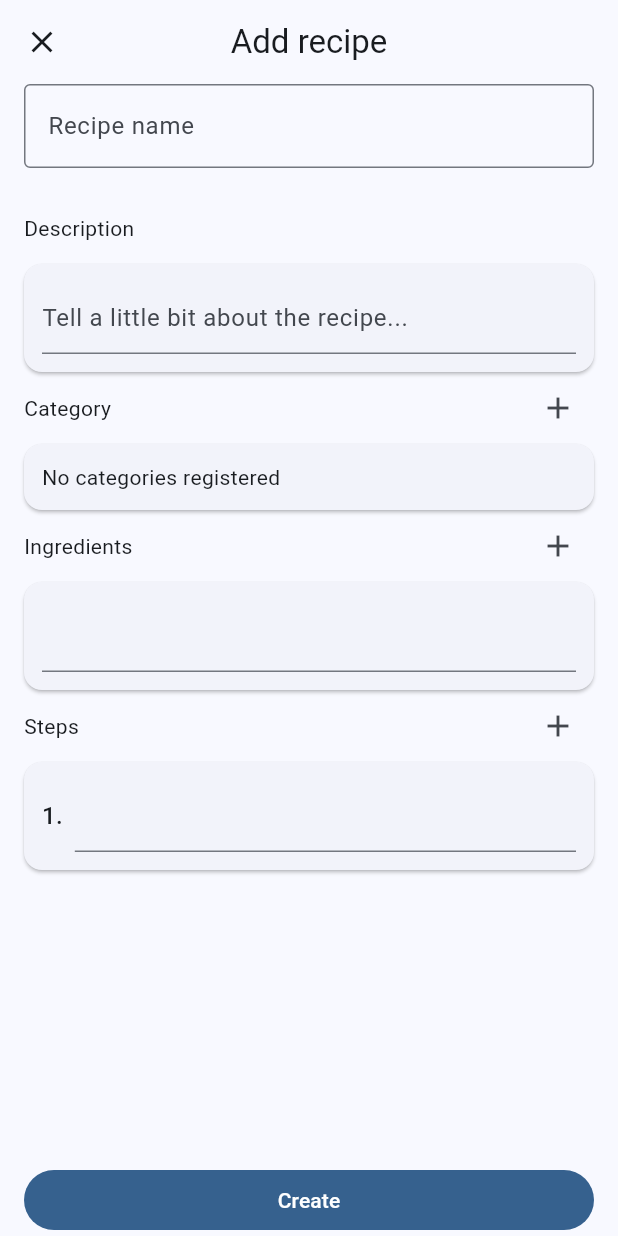
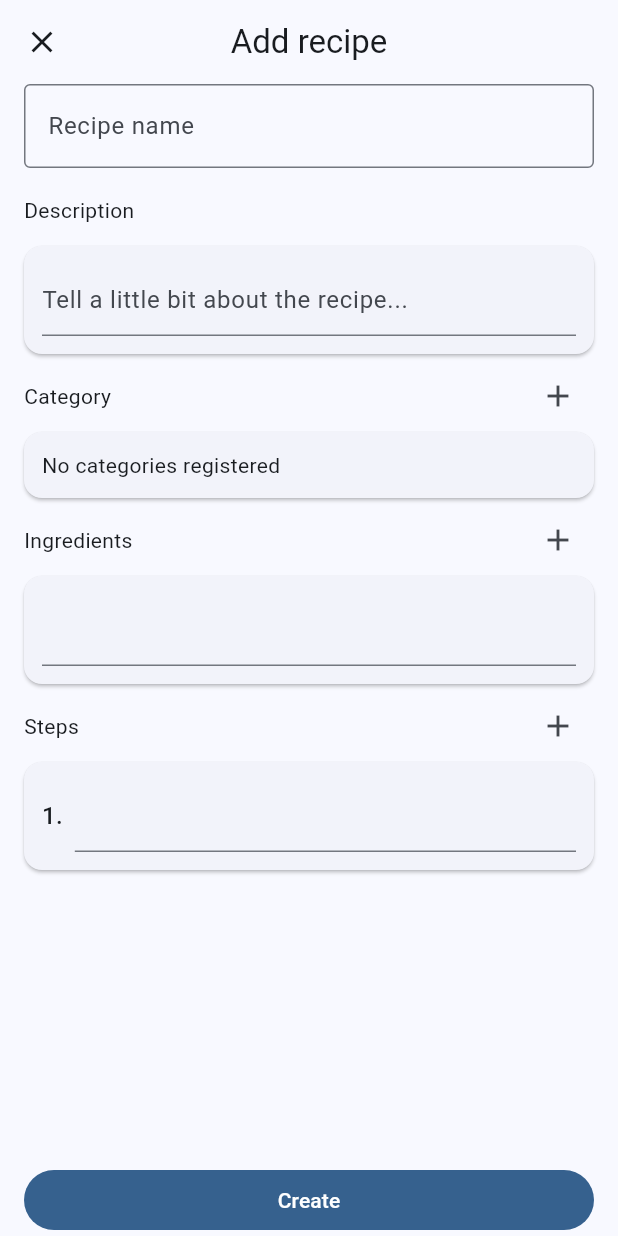
Before and after one commit to otavioassis-git/recipe_it, a Flutter app: the AddRecipe screen opened directly, on a phone screen of 412 x 824 dp. Run offline on Flutter 3.47's test engine with Material 3 defaults, Android fonts, the phone set to English and light mode, and no system bars; our stand-ins replace shared_preferences, sqflite; accounts and stored records are empty.

Commit message:
refact: adding spacing between fields

```diff
--- a/lib/pages/add_recipe/add_recipe.dart
+++ b/lib/pages/add_recipe/add_recipe.dart
@@ -64,10 +64,10 @@ class _AddRecipeState extends State<AddRecipe> {
           child: Padding(
             padding: const EdgeInsets.symmetric(horizontal: 16),
             child: Column(
+              spacing: 4,
               crossAxisAlignment: CrossAxisAlignment.start,
               children: [
                 NameSection(nameController: nameController),
-                const SizedBox(height: 16),
                 DescriptionSection(
                   descriptionController: descriptionController,
                 ),
```
